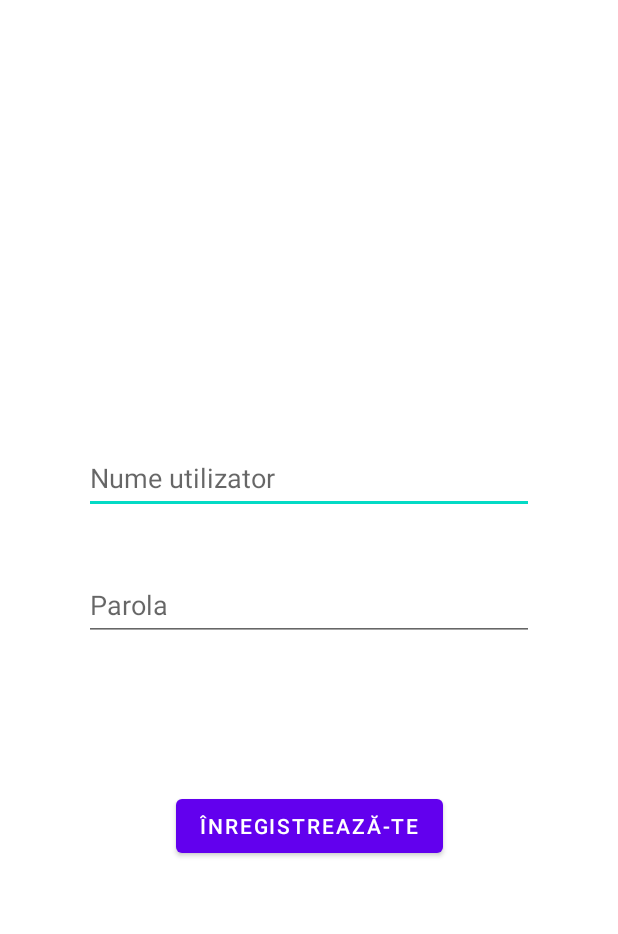
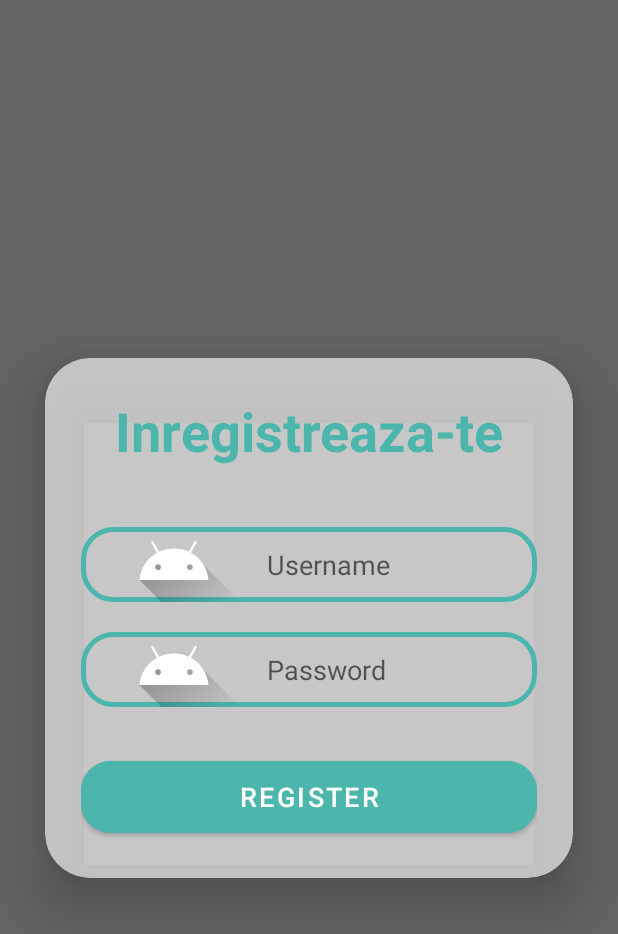
Before and after one commit to 6ndrei/AppRestaurant, an Android app built with Jetpack Compose: the RegistrationActivity screen opened directly, with no data from a screen before it, on a phone screen of 412 x 824 dp. Shown: the top 934 px of the screen. Run offline under Robolectric (Android 15) with nearby library versions, the phone set to English and light mode, and no system bars; our stand-ins replace Firebase (no records; nobody signed in at launch, a user with empty details on screens opened directly).

Commit message:
10/7/2024

```diff
--- a/app/build.gradle.kts
+++ b/app/build.gradle.kts
@@ -57,6 +57,8 @@ dependencies {
     implementation("com.google.firebase:firebase-analytics")
     implementation("com.google.firebase:firebase-firestore")
     implementation("com.google.firebase:firebase-auth")
+    implementation("com.google.firebase:firebase-storage:21.0.0")
+    implementation("com.squareup.picasso:picasso:2.71828")
     implementation(libs.appcompat)
     implementation(libs.material)
     implementation("com.squareup.okhttp3:okhttp:4.12.0")
--- a/app/src/main/java/com/example/apprestaurant/DBInit.java
+++ b/app/src/main/java/com/example/apprestaurant/DBInit.java
@@ -8,8 +8,6 @@ public class DBInit extends Application {
     @Override
     public void onCreate() {
         super.onCreate();
-
-        // Inițializează Firebase
         FirebaseApp.initializeApp(this);
     }
 }
--- a/app/src/main/res/drawable/custom_edittext.xml
+++ b/app/src/main/res/drawable/custom_edittext.xml
@@ -4,7 +4,7 @@
 
     <stroke
         android:width="3dp"
-        android:color="#00BCD4"/>
+        android:color="#4DB6AC"/>
     <corners
         android:radius="20dp"/>
 </shape>
--- a/app/src/main/res/layout/activity_registration.xml
+++ b/app/src/main/res/layout/activity_registration.xml
@@ -5,50 +5,96 @@
     android:layout_width="match_parent"
     android:layout_height="match_parent">
 
+    <ImageView
+        android:layout_width="match_parent"
+        android:layout_height="match_parent"
+        android:src="@drawable/bg"
+        android:scaleType="centerCrop" />
+
+    <View
+        android:layout_width="match_parent"
+        android:layout_height="match_parent"
+        android:background="#88000000" />
+
+    <androidx.cardview.widget.CardView
+        android:id="@+id/cardView"
+        android:layout_width="match_parent"
+        android:layout_height="wrap_content"
+        android:layout_margin="30dp"
+        android:layout_marginStart="30dp"
+        android:layout_marginTop="30dp"
+        android:layout_marginEnd="30dp"
+        android:layout_marginBottom="245dp"
+        android:background="@android:color/transparent"
+        android:visibility="visible"
+        app:cardBackgroundColor="#A4FFFFFF"
+        app:cardCornerRadius="30dp"
+        app:cardElevation="20dp"
+        app:layout_constraintBottom_toBottomOf="parent"
+        app:layout_constraintEnd_toEndOf="parent"
+        app:layout_constraintStart_toStartOf="parent"
+        app:layout_constraintTop_toTopOf="parent">
+
+        <LinearLayout
+            android:layout_width="match_parent"
+            android:layout_height="wrap_content"
+            android:layout_gravity="center_horizontal"
+            android:background="@android:color/transparent"
+            android:orientation="vertical"
+            android:padding="24dp"
+            android:visibility="visible">
+
+            <TextView
+                android:id="@+id/registerText"
+                android:layout_width="match_parent"
+                android:layout_height="wrap_content"
+                android:text="Inregistreaza-te"
+                android:textAlignment="center"
+                android:textColor="#4DB6AC"
+                android:textSize="36sp"
+                android:textStyle="bold" />
+
             <EditText
                 android:id="@+id/RegisterUsername"
-        android:layout_width="300dp"
-        android:layout_height="48dp"
-        android:layout_marginStart="55dp"
-        android:layout_marginTop="285dp"
-        android:layout_marginEnd="56dp"
-        android:layout_marginBottom="13dp"
-        android:hint="Nume utilizator"
+                android:layout_width="match_parent"
+                android:layout_height="50dp"
+                android:layout_marginTop="40dp"
+                android:background="@drawable/custom_edittext"
+                android:drawableLeft="@drawable/ic_launcher_foreground"
+                android:drawablePadding="8dp"
+                android:hint="Username"
                 android:inputType="text"
-        app:layout_constraintBottom_toTopOf="@+id/RegisterPassword"
-        app:layout_constraintEnd_toEndOf="parent"
-        app:layout_constraintStart_toStartOf="parent"
-        app:layout_constraintTop_toTopOf="parent" />
+                android:maxLines="1"
+                android:padding="8dp"
+                android:textColorHighlight="@color/cardview_dark_background" />
 
             <EditText
                 android:id="@+id/RegisterPassword"
-        android:layout_width="300dp"
-        android:layout_height="48dp"
-        android:layout_marginStart="55dp"
-        android:layout_marginTop="13dp"
-        android:layout_marginEnd="56dp"
-        android:layout_marginBottom="48dp"
-        android:hint="Parola"
+                android:layout_width="match_parent"
+                android:layout_height="50dp"
+                android:layout_marginTop="20dp"
+                android:background="@drawable/custom_edittext"
+                android:drawableLeft="@drawable/ic_launcher_foreground"
+                android:drawablePadding="8dp"
+                android:hint="Password"
                 android:inputType="textPassword"
-        android:minHeight="48dp"
-        app:layout_constraintBottom_toTopOf="@+id/Register"
-        app:layout_constraintEnd_toEndOf="parent"
-        app:layout_constraintStart_toStartOf="parent"
-        app:layout_constraintTop_toBottomOf="@+id/RegisterUsername" />
+                android:padding="8dp"
+                android:textColorHighlight="@color/cardview_dark_background" />
 
             <Button
                 android:id="@+id/Register"
-        android:layout_width="wrap_content"
-        android:layout_height="wrap_content"
-        android:layout_marginStart="116dp"
-        android:layout_marginTop="42dp"
-        android:layout_marginEnd="116dp"
-        android:layout_marginBottom="240dp"
+                android:layout_width="match_parent"
+                android:layout_height="60dp"
+                android:layout_marginTop="30dp"
                 android:onClick="registerUser"
-        android:text="Înregistrează-te"
-        app:layout_constraintBottom_toBottomOf="parent"
-        app:layout_constraintEnd_toEndOf="parent"
-        app:layout_constraintStart_toStartOf="parent"
-        app:layout_constraintTop_toBottomOf="@+id/RegisterPassword" />
+                android:backgroundTint="#4DB6AC"
+                android:text="Register"
+                android:textSize="18sp"
+                app:cornerRadius="20dp" />
+
+        </LinearLayout>
+
+    </androidx.cardview.widget.CardView>
+
 
 </androidx.constraintlayout.widget.ConstraintLayout>
```
Also changed, not shown: app/src/main/java/com/example/apprestaurant/LoginActivity.java (+53 -14 lines), app/src/main/java/com/example/apprestaurant/ui/dashboard/DashboardFragment.java (+4 -11 lines), app/src/main/java/com/example/apprestaurant/ui/dashboard/Order.java (added, +51 -0 lines), app/src/main/res/layout/activity_login.xml (+14 -8 lines), app/src/main/res/layout/activity_main.xml (+0 -10 lines), app/src/main/res/layout/dialog_check_internet.xml (added, +27 -0 lines), app/src/main/res/layout/fragment_dashboard.xml (+28 -4 lines), app/src/main/res/layout/item_menu.xml (added, +53 -0 lines), app/src/main/res/layout/nav_header.xml (added, +28 -0 lines), app/src/main/res/menu/nav_menu.xml (added, +15 -0 lines), build.gradle.kts (line endings or trailing spaces), 1 other file. Lines whose indentation alone changed are shown as unchanged.
